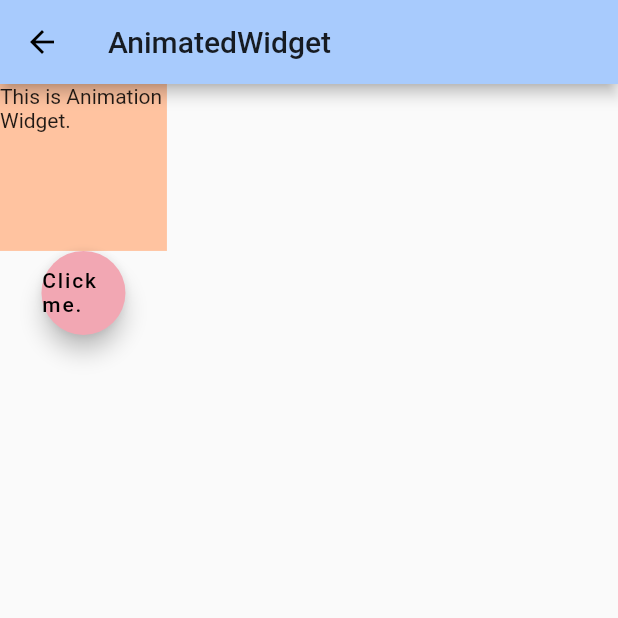
After one commit to FlutterOpen/flutter-widgets, a Flutter app: the AnimWidgetPage screen opened by its route, after a tap on "Click me.", on a phone screen of 412 x 824 dp, the top half of it. The commit adds this screen. Run offline on Flutter 3.47's test engine with Material 2 defaults, Android fonts, the phone set to English and light mode, and no system bars.

Commit message:
add AnimatedSize，AnimatedOpacity,AnimatedWidget.

```diff
--- a/lib/const/page_item_const.dart
+++ b/lib/const/page_item_const.dart
@@ -232,4 +232,24 @@ const PAGE_ITEMS = [
     "img": PageImage.FLUTTER_OPEN,
     "click": PageName.ANIM_MODAL_BARRIER,
   },
+  {
+    "title": PageName.ANIM_SIZE,
+    "img": PageImage.FLUTTER_OPEN,
+    "click": PageName.ANIM_SIZE,
+  },
+  {
+    "title": PageName.ANIM_WIDGET,
+    "img": PageImage.FLUTTER_OPEN,
+    "click": PageName.ANIM_WIDGET,
+  },
+  {
+    "title": PageName.ANIM_PYH_MODEL,
+    "img": PageImage.FLUTTER_OPEN,
+    "click": PageName.ANIM_PYH_MODEL,
+  },
+  {
+    "title": PageName.ANIM_OPACITY,
+    "img": PageImage.FLUTTER_OPEN,
+    "click": PageName.ANIM_OPACITY,
+  },
 ];
--- a/lib/const/page_name_const.dart
+++ b/lib/const/page_name_const.dart
@@ -51,4 +51,8 @@ class PageName {
   static const ANIM_DEFAULT_TEXT = "DefaultText";
   static const ANIM_LIST = "AnimationList";
   static const ANIM_MODAL_BARRIER = "AnimatedModalBarrier";
+  static const ANIM_SIZE = "AnimatedSize";
+  static const ANIM_WIDGET = "AnimatedWidget";
+  static const ANIM_PYH_MODEL = "PyhModel";
+  static const ANIM_OPACITY = "OpacityPage";
 }
--- a/lib/main.dart
+++ b/lib/main.dart
@@ -65,6 +65,10 @@ class FlutterOpenApp extends StatelessWidget {
         PageName.ANIM_DEFAULT_TEXT: (context) => DefaultTextPage(),
         PageName.ANIM_LIST: (context) => AnimListPage(),
         PageName.ANIM_MODAL_BARRIER: (context) => AnimatedModalPage(),
+        PageName.ANIM_SIZE: (context) => AnimSizePage(),
+        PageName.ANIM_WIDGET: (context) => AnimWidgetPage(),
+        PageName.ANIM_PYH_MODEL: (context) => PyhModelPage(),
+        PageName.ANIM_OPACITY: (context) => AnimOpacityPage(),
       },
     );
   }
--- /dev/null
+++ b/lib/page/anim/AnimWidgetPage.dart
@@ -0,0 +1,73 @@
+///
+/// Created by NieBin on 2019/6/10
+/// Github: https://github.com/nb312
+/// Email: niebin312@gmail.com
+///
+import "package:flutter/material.dart";
+import 'package:flutter_widgets/const/_const.dart';
+
+class AnimWidgetPage extends StatefulWidget {
+  @override
+  _AnimWidgetState createState() => _AnimWidgetState();
+}
+
+class _AnimWidgetState extends State<AnimWidgetPage>
+    with SingleTickerProviderStateMixin {
+  Animation<double> _anim;
+  AnimationController _controller;
+
+  @override
+  void initState() {
+    _controller =
+        AnimationController(vsync: this, duration: Duration(seconds: 2));
+    CurvedAnimation curve =
+        CurvedAnimation(parent: _controller, curve: Curves.easeIn);
+    _anim = Tween(begin: 0.0, end: 30.0).animate(curve);
+    super.initState();
+  }
+
+  Widget _animWidget() => _AnimWidget(
+        anim: _anim,
+        child: Text("This is Animation Widget."),
+      );
+
+  @override
+  Widget build(BuildContext context) {
+    return Scaffold(
+      appBar: AppBar(
+        title: Text(PageName.ANIM_WIDGET),
+      ),
+      body: Column(
+        children: <Widget>[
+          _animWidget(),
+          FloatingActionButton(
+            child: Text("Click me."),
+            onPressed: () {
+              _controller.reset();
+              _controller.forward();
+            },
+          )
+        ],
+      ),
+    );
+  }
+}
+
+class _AnimWidget extends AnimatedWidget {
+  const _AnimWidget({Key key, Animation<double> anim, this.child})
+      : super(key: key, listenable: anim);
+
+  Animation<double> get size => listenable;
+  final Widget child;
+
+  @override
+  Widget build(BuildContext context) {
+    return Container(
+        constraints: BoxConstraints.expand(
+          width: size.value * 10,
+          height: size.value * 10,
+        ),
+        color: RED_LIGHT,
+        child: child);
+  }
+}
--- a/lib/page/anim/_anim.dart
+++ b/lib/page/anim/_anim.dart
@@ -12,3 +12,7 @@ export 'RotationPage.dart';
 export 'DefaultTextPage.dart';
 export 'AnimListPage.dart';
 export 'AnimatedModalPage.dart';
+export 'AnimSizePage.dart';
+export 'AnimWidgetPage.dart';
+export 'PyhModelPage.dart';
+export 'AnimOpacityPage.dart';
```
Also changed, not shown: lib/page/anim/AnimOpacityPage.dart (added, +42 -0 lines), lib/page/anim/AnimSizePage.dart (added, +62 -0 lines), lib/page/anim/PyhModelPage.dart (added, +43 -0 lines).
